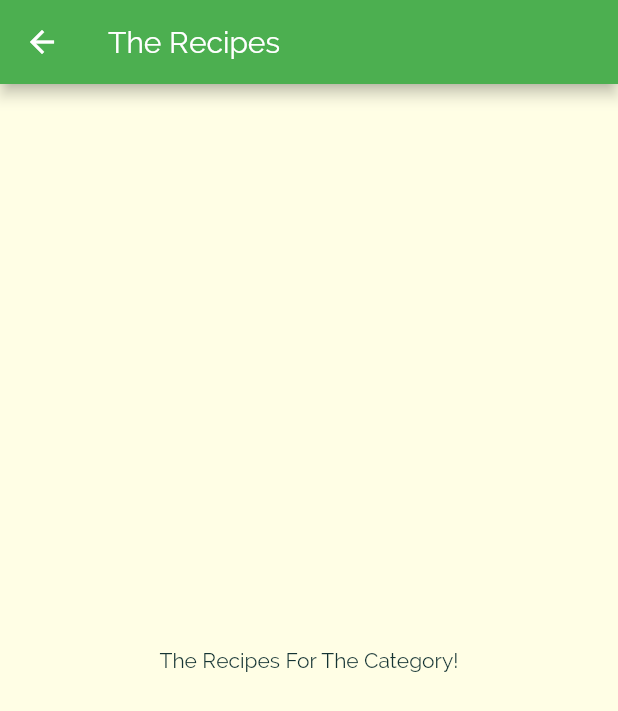
After one commit to Deep27/MealsApp, a Flutter app: the screen it shows after launch, after a tap on "Italian", on a phone screen of 412 x 824 dp. The commit adds this screen. Shown: the top 711 px of the screen. Run offline on Flutter 3.47's test engine with Material 2 defaults, Android fonts, the phone set to English and light mode, and no system bars.

Commit message:
Added new page.

```diff
--- /dev/null
+++ b/lib/pages/category_meals_page.dart
@@ -0,0 +1,15 @@
+import 'package:flutter/material.dart';
+
+class CategoryMealsPage extends StatelessWidget {
+  @override
+  Widget build(BuildContext context) {
+    return Scaffold(
+      appBar: AppBar(
+        title: const Text('The Recipes'),
+      ),
+      body: Center(
+        child: Text('The Recipes For The Category!'),
+      ),
+    );
+  }
+}
--- a/lib/widgets/category/category_item_widget.dart
+++ b/lib/widgets/category/category_item_widget.dart
@@ -1,15 +1,23 @@
 import 'package:flutter/material.dart';
 
 import 'package:meals_app/models/category.dart';
+import 'package:meals_app/pages/category_meals_page.dart';
 
 class CategoryItemWidget extends StatelessWidget {
   final Category _category;
 
   const CategoryItemWidget(this._category);
 
+  void _selectCategory(BuildContext context) => Navigator.of(context)
+      .push(MaterialPageRoute(builder: (_) => CategoryMealsPage()));
+
   @override
   Widget build(BuildContext context) {
-    return Container(
+    return InkWell(
+      onTap: () => _selectCategory(context),
+      splashColor: Theme.of(context).primaryColor,
+      borderRadius: BorderRadius.circular(15),
+      child: Container(
         padding: const EdgeInsets.all(15),
         child: Text(
           _category.title,
@@ -26,6 +34,7 @@ class CategoryItemWidget extends StatelessWidget {
           ),
           borderRadius: BorderRadius.circular(15),
         ),
+      ),
     );
   }
 }
```
Lines whose indentation alone changed are shown as unchanged.
